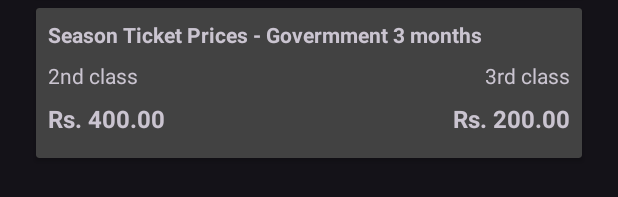
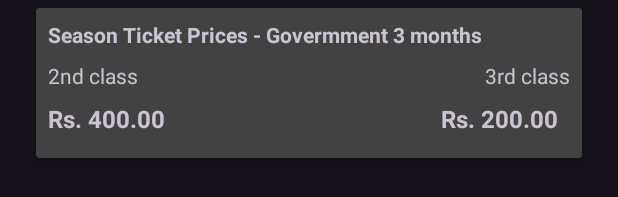
Before and after one commit to sandikasath99/RailSynC_SriLanka, an Android app: the layout activity_view_ticket_pricing.xml on its own in the app's theme, with its tools: preview values and no code run, on a phone screen of 412 x 824 dp. Shown: the part 799-996 px from the top of the screen. Run offline under Robolectric (Android 15) with nearby library versions, the phone set to English and light mode, and no system bars.

Commit message:
Finish view ticket price

```diff
--- a/app/src/main/java/uk/ac/wlv/railsyncsrilanka/api/MyApiCall.java
+++ b/app/src/main/java/uk/ac/wlv/railsyncsrilanka/api/MyApiCall.java
@@ -8,6 +8,7 @@ import retrofit2.http.FormUrlEncoded;
 import retrofit2.http.GET;
 import retrofit2.http.POST;
 import uk.ac.wlv.railsyncsrilanka.model.StationModel;
+import uk.ac.wlv.railsyncsrilanka.model.TicketPriceModel;
 import uk.ac.wlv.railsyncsrilanka.model.TrainScheduleModel;
 
 public interface MyApiCall {
@@ -22,4 +23,7 @@ public interface MyApiCall {
     @GET("getStations.php")
     Call<ArrayList<StationModel>> getStations();
 
+    @FormUrlEncoded
+    @POST("getTicketPrices.php")
+    Call<ArrayList<TicketPriceModel>> getTicketPrice(@Field("from") String from, @Field("to") String to);
 }
--- a/app/src/main/res/layout/activity_view_ticket_pricing.xml
+++ b/app/src/main/res/layout/activity_view_ticket_pricing.xml
@@ -34,11 +34,11 @@
         android:layout_height="wrap_content"
         android:layout_marginTop="16dp"
         android:text="To"
-        app:layout_constraintStart_toStartOf="@+id/textView250"
-        app:layout_constraintTop_toBottomOf="@+id/textView250" />
+        app:layout_constraintStart_toStartOf="@+id/from"
+        app:layout_constraintTop_toBottomOf="@+id/from" />
 
     <TextView
-        android:id="@+id/textView250"
+        android:id="@+id/from"
         android:layout_width="wrap_content"
         android:layout_height="wrap_content"
         android:layout_marginTop="8dp"
@@ -49,7 +49,7 @@
         app:layout_constraintTop_toBottomOf="@+id/textView247" />
 
     <TextView
-        android:id="@+id/textView251"
+        android:id="@+id/to"
         android:layout_width="wrap_content"
         android:layout_height="wrap_content"
         android:layout_marginTop="8dp"
@@ -66,8 +66,8 @@
         android:layout_marginTop="24dp"
         android:layout_marginEnd="24dp"
         app:layout_constraintEnd_toEndOf="parent"
-        app:layout_constraintStart_toStartOf="@+id/textView251"
-        app:layout_constraintTop_toBottomOf="@+id/textView251">
+        app:layout_constraintStart_toStartOf="@+id/to"
+        app:layout_constraintTop_toBottomOf="@+id/to">
 
         <androidx.constraintlayout.widget.ConstraintLayout
             android:layout_width="match_parent"
@@ -105,7 +105,7 @@
                 app:layout_constraintTop_toTopOf="@+id/textView253" />
 
             <TextView
-                android:id="@+id/textView255"
+                android:id="@+id/price1"
                 android:layout_width="wrap_content"
                 android:layout_height="wrap_content"
                 android:layout_marginTop="8dp"
@@ -116,15 +116,15 @@
                 app:layout_constraintTop_toBottomOf="@+id/textView253" />
 
             <TextView
-                android:id="@+id/textView254"
+                android:id="@+id/price2"
                 android:layout_width="wrap_content"
                 android:layout_height="wrap_content"
                 android:text="Rs. 200.00"
                 android:textSize="16sp"
                 android:textStyle="bold"
-                app:layout_constraintBottom_toBottomOf="@+id/textView255"
+                app:layout_constraintBottom_toBottomOf="@+id/price1"
                 app:layout_constraintEnd_toEndOf="@+id/textView256"
-                app:layout_constraintTop_toTopOf="@+id/textView255" />
+                app:layout_constraintTop_toTopOf="@+id/price1" />
         </androidx.constraintlayout.widget.ConstraintLayout>
 
     </androidx.cardview.widget.CardView>
@@ -174,7 +174,7 @@
                 app:layout_constraintTop_toTopOf="@+id/textView253" />
 
             <TextView
-                android:id="@+id/textView255"
+                android:id="@+id/price3"
                 android:layout_width="wrap_content"
                 android:layout_height="wrap_content"
                 android:layout_marginTop="8dp"
@@ -185,15 +185,16 @@
                 app:layout_constraintTop_toBottomOf="@+id/textView253" />
 
             <TextView
-                android:id="@+id/textView254"
+                android:id="@+id/price4"
                 android:layout_width="wrap_content"
                 android:layout_height="wrap_content"
+                android:layout_marginTop="8dp"
                 android:text="Rs. 200.00"
                 android:textSize="16sp"
                 android:textStyle="bold"
-                app:layout_constraintBottom_toBottomOf="@+id/textView255"
+                app:layout_constraintBottom_toBottomOf="@+id/price1"
                 app:layout_constraintEnd_toEndOf="@+id/textView256"
-                app:layout_constraintTop_toTopOf="@+id/textView255" />
+                app:layout_constraintTop_toBottomOf="@+id/textView256" />
 
         </androidx.constraintlayout.widget.ConstraintLayout>
 
@@ -244,7 +245,7 @@
                 app:layout_constraintTop_toTopOf="@+id/textView253" />
 
             <TextView
-                android:id="@+id/textView255"
+                android:id="@+id/price5"
                 android:layout_width="wrap_content"
                 android:layout_height="wrap_content"
                 android:layout_marginTop="8dp"
@@ -255,15 +256,16 @@
                 app:layout_constraintTop_toBottomOf="@+id/textView253" />
 
             <TextView
-                android:id="@+id/textView254"
+                android:id="@+id/price6"
                 android:layout_width="wrap_content"
                 android:layout_height="wrap_content"
+                android:layout_marginTop="8dp"
                 android:text="Rs. 200.00"
                 android:textSize="16sp"
                 android:textStyle="bold"
-                app:layout_constraintBottom_toBottomOf="@+id/textView255"
+                app:layout_constraintBottom_toBottomOf="@+id/price1"
                 app:layout_constraintEnd_toEndOf="@+id/textView256"
-                app:layout_constraintTop_toTopOf="@+id/textView255" />
+                app:layout_constraintTop_toBottomOf="@+id/textView256" />
         </androidx.constraintlayout.widget.ConstraintLayout>
 
     </androidx.cardview.widget.CardView>
@@ -312,7 +314,7 @@
                 app:layout_constraintTop_toTopOf="@+id/textView253" />
 
             <TextView
-                android:id="@+id/textView255"
+                android:id="@+id/price7"
                 android:layout_width="wrap_content"
                 android:layout_height="wrap_content"
                 android:layout_marginTop="8dp"
@@ -323,15 +325,18 @@
                 app:layout_constraintTop_toBottomOf="@+id/textView253" />
 
             <TextView
-                android:id="@+id/textView254"
+                android:id="@+id/price8"
                 android:layout_width="wrap_content"
                 android:layout_height="wrap_content"
+                android:layout_marginTop="8dp"
+                android:layout_marginEnd="8dp"
                 android:text="Rs. 200.00"
                 android:textSize="16sp"
                 android:textStyle="bold"
-                app:layout_constraintBottom_toBottomOf="@+id/textView255"
+                app:layout_constraintBottom_toBottomOf="@+id/price1"
                 app:layout_constraintEnd_toEndOf="@+id/textView256"
-                app:layout_constraintTop_toTopOf="@+id/textView255" />
+                app:layout_constraintTop_toBottomOf="@+id/textView256"
+                app:layout_constraintVertical_bias="1.0" />
         </androidx.constraintlayout.widget.ConstraintLayout>
 
     </androidx.cardview.widget.CardView>
```
Also changed, not shown: app/src/main/java/uk/ac/wlv/railsyncsrilanka/ViewTicketPricing.java (+69 -0 lines), app/src/main/java/uk/ac/wlv/railsyncsrilanka/model/TicketPriceModel.java (added, +117 -0 lines).
